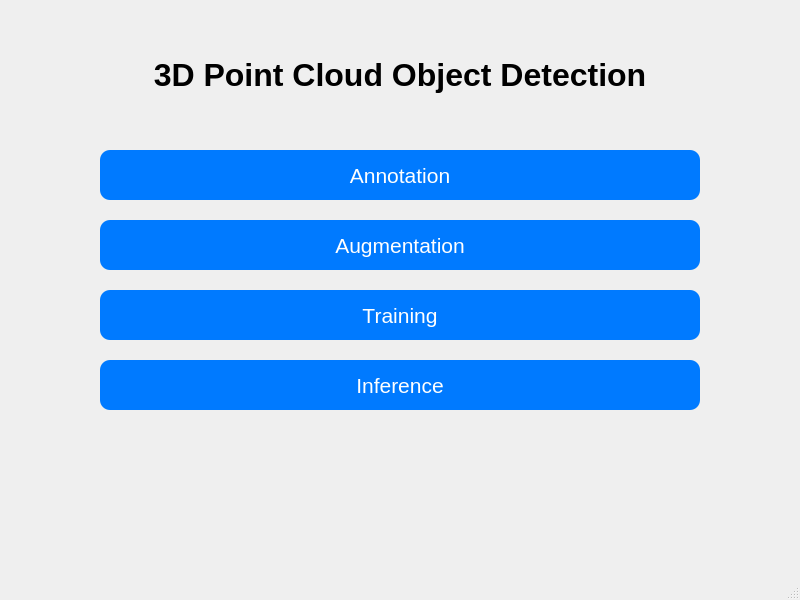
This is labelCloud/labelCloud/resources/interfaces/main_menu_interface.ui in WindowsPointCloud/PointCloudSystem as Qt 5 draws it before an edit. The edited form follows.
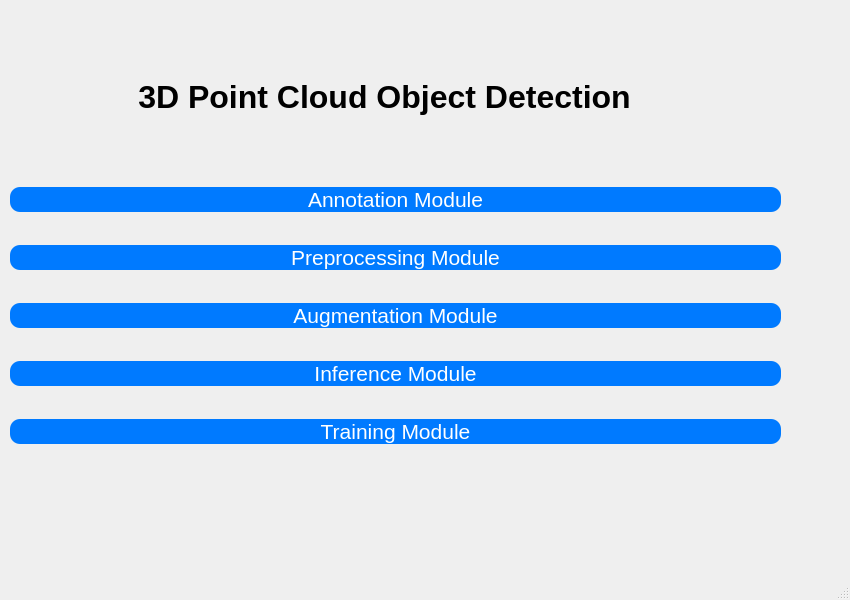
This is the edited form.

The edit to the form file:
```diff
--- a/labelCloud/labelCloud/resources/interfaces/main_menu_interface.ui
+++ b/labelCloud/labelCloud/resources/interfaces/main_menu_interface.ui
@@ -6,7 +6,7 @@
    <rect>
     <x>0</x>
     <y>0</y>
-    <width>800</width>
+    <width>850</width>
     <height>600</height>
    </rect>
   </property>
@@ -17,13 +17,103 @@
    <bool>true</bool>
   </property>
   <widget class="QWidget" name="centralwidget">
+   <widget class="QWidget" name="verticalLayoutWidget">
+    <property name="geometry">
+     <rect>
+      <x>10</x>
+      <y>160</y>
+      <width>771</width>
+      <height>311</height>
+     </rect>
+    </property>
+    <layout class="QVBoxLayout" name="verticalLayout">
+     <property name="sizeConstraint">
+      <enum>QLayout::SetNoConstraint</enum>
+     </property>
+     <item>
+      <widget class="QPushButton" name="annotate_pushButton">
+       <property name="font">
+        <font>
+         <pointsize>16</pointsize>
+        </font>
+       </property>
+       <property name="styleSheet">
+        <string>QPushButton { background-color: #007AFF; color: white; border-radius: 10px; }</string>
+       </property>
+       <property name="text">
+        <string>Annotation Module</string>
+       </property>
+      </widget>
+     </item>
+     <item>
+      <widget class="QPushButton" name="preprocess_pushButton">
+       <property name="font">
+        <font>
+         <pointsize>16</pointsize>
+        </font>
+       </property>
+       <property name="styleSheet">
+        <string>QPushButton { background-color: #007AFF; color: white; border-radius: 10px; }</string>
+       </property>
+       <property name="text">
+        <string>Preprocessing Module</string>
+       </property>
+      </widget>
+     </item>
+     <item>
+      <widget class="QPushButton" name="aug_pushButton">
+       <property name="font">
+        <font>
+         <pointsize>16</pointsize>
+        </font>
+       </property>
+       <property name="styleSheet">
+        <string>QPushButton { background-color: #007AFF; color: white; border-radius: 10px; }</string>
+       </property>
+       <property name="text">
+        <string>Augmentation Module</string>
+       </property>
+      </widget>
+     </item>
+     <item>
+      <widget class="QPushButton" name="inf_pushButton">
+       <property name="font">
+        <font>
+         <pointsize>16</pointsize>
+        </font>
+       </property>
+       <property name="styleSheet">
+        <string>QPushButton { background-color: #007AFF; color: white; border-radius: 10px; }</string>
+       </property>
+       <property name="text">
+        <string>Inference Module</string>
+       </property>
+      </widget>
+     </item>
+     <item>
+      <widget class="QPushButton" name="training_pushButton">
+       <property name="font">
+        <font>
+         <pointsize>16</pointsize>
+        </font>
+       </property>
+       <property name="styleSheet">
+        <string>QPushButton { background-color: #007AFF; color: white; border-radius: 10px; }</string>
+       </property>
+       <property name="text">
+        <string>Training Module</string>
+       </property>
+      </widget>
+     </item>
+    </layout>
+   </widget>
    <widget class="QLabel" name="title_label">
     <property name="geometry">
      <rect>
-      <x>100</x>
-      <y>50</y>
-      <width>600</width>
-      <height>50</height>
+      <x>0</x>
+      <y>20</y>
+      <width>769</width>
+      <height>154</height>
      </rect>
     </property>
     <property name="font">
@@ -33,96 +123,12 @@
       <bold>true</bold>
      </font>
     </property>
+    <property name="text">
+     <string>3D Point Cloud Object Detection</string>
+    </property>
     <property name="alignment">
      <set>Qt::AlignCenter</set>
     </property>
-    <property name="text">
-     <string>3D Point Cloud Object Detection</string>
-    </property>
-   </widget>
-   <widget class="QPushButton" name="annotate_pushButton">
-    <property name="geometry">
-     <rect>
-      <x>100</x>
-      <y>150</y>
-      <width>600</width>
-      <height>50</height>
-     </rect>
-    </property>
-    <property name="text">
-     <string>Annotation</string>
-    </property>
-    <property name="font">
-     <font>
-      <pointsize>16</pointsize>
-     </font>
-    </property>
-    <property name="styleSheet">
-     <string>QPushButton { background-color: #007AFF; color: white; border-radius: 10px; }</string>
-    </property>
-   </widget>
-   <widget class="QPushButton" name="aug_pushButton">
-    <property name="geometry">
-     <rect>
-      <x>100</x>
-      <y>220</y>
-      <width>600</width>
-      <height>50</height>
-     </rect>
-    </property>
-    <property name="text">
-     <string>Augmentation</string>
-    </property>
-    <property name="font">
-     <font>
-      <pointsize>16</pointsize>
-     </font>
-    </property>
-    <property name="styleSheet">
-     <string>QPushButton { background-color: #007AFF; color: white; border-radius: 10px; }</string>
-    </property>
-   </widget>
-   <widget class="QPushButton" name="training_pushButton">
-    <property name="geometry">
-     <rect>
-      <x>100</x>
-      <y>290</y>
-      <width>600</width>
-      <height>50</height>
-     </rect>
-    </property>
-    <property name="text">
-     <string>Training</string>
-    </property>
-    <property name="font">
-     <font>
-      <pointsize>16</pointsize>
-     </font>
-    </property>
-    <property name="styleSheet">
-     <string>QPushButton { background-color: #007AFF; color: white; border-radius: 10px; }</string>
-    </property>
-   </widget>
-   <widget class="QPushButton" name="inf_pushButton">
-    <property name="geometry">
-     <rect>
-      <x>100</x>
-      <y>360</y>
-      <width>600</width>
-      <height>50</height>
-     </rect>
-    </property>
-    <property name="text">
-     <string>Inference</string>
-    </property>
-    <property name="font">
-     <font>
-      <pointsize>16</pointsize>
-     </font>
-    </property>
-    <property name="styleSheet">
-     <string>QPushButton { background-color: #007AFF; color: white; border-radius: 10px; }</string>
-    </property>
    </widget>
   </widget>
   <widget class="QMenuBar" name="menubar">
@@ -130,7 +136,7 @@
     <rect>
      <x>0</x>
      <y>0</y>
-     <width>800</width>
+     <width>850</width>
      <height>21</height>
     </rect>
    </property>
```
